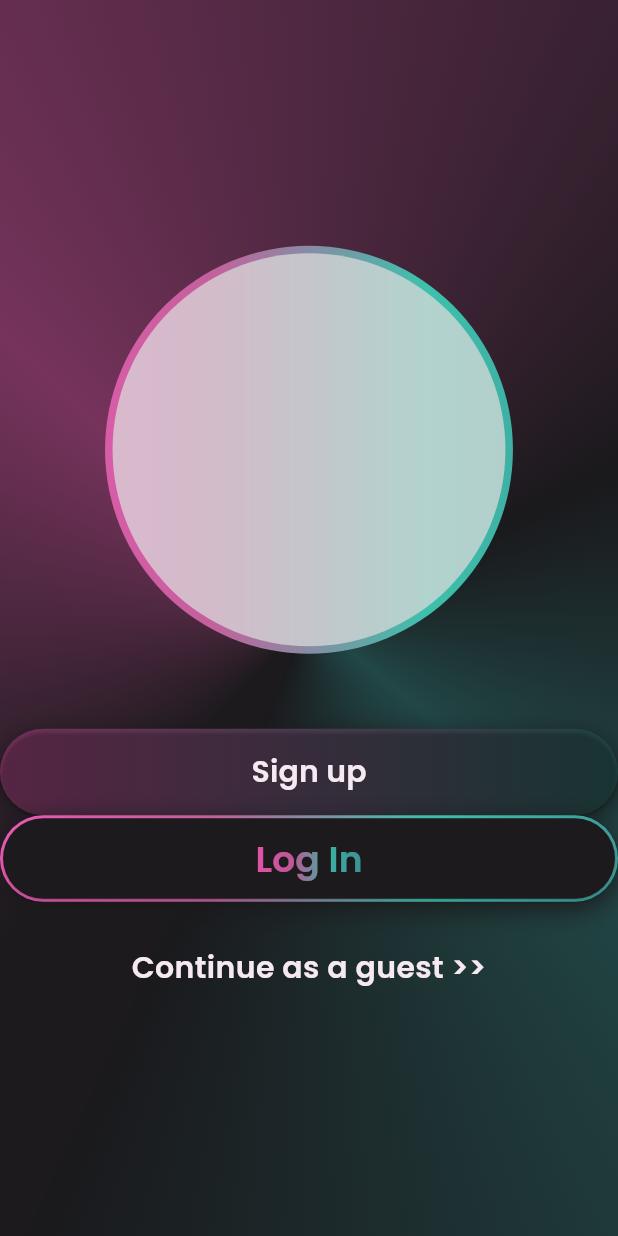
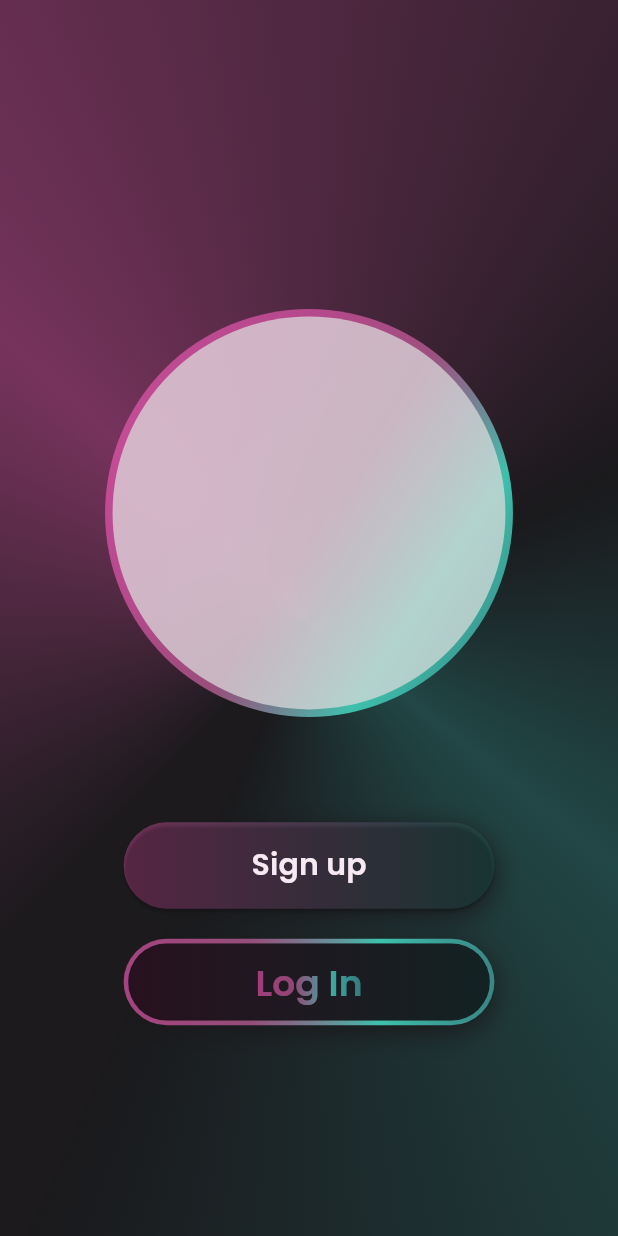
Before and after one commit to somayaSaeed/mentroV, a Flutter app: the AuthMainView screen opened directly, on a phone screen of 412 x 824 dp. Run offline on Flutter 3.47's test engine with Material 3 defaults, Android fonts, the light colour scheme and no system bars; our stand-ins replace animated_notch_bottom_bar, awesome_dialog, firebase_auth, firebase_core, font_awesome_flutter, go_router and 4 more; missing offline and left inert: flutter_facebook_auth; accounts and stored records are empty.

Commit message:
Edite AuthMainView.

```diff
--- a/lib/core/utils/app_routes.dart
+++ b/lib/core/utils/app_routes.dart
@@ -3,7 +3,7 @@ import 'package:go_router/go_router.dart';
 import 'package:mentroverso/features/feedbacks/presentation/views/feedback_view.dart';
 import 'package:mentroverso/features/grades/presentation/views/grades_view.dart';
 import 'package:mentroverso/features/home/presentation/views/home_view.dart';
-
+import 'package:mentroverso/features/registration/presentation/views/auth_main_view.dart';
 import '../../features/chatbot/presentation/views/chatbot_view.dart';
 import '../../features/interview/presentation/views/interview_view.dart';
 import '../../features/meeting/presentation/views/meeting_view.dart';
@@ -27,7 +27,6 @@ abstract  class AppRouter{
    static const kQuestionnaireView = '/kQuestionnaireView';
 
 
-// GoRouter.of(context).push(AppRouter.kUpdateProfileView);
 
 
    static final router = GoRouter(
@@ -45,7 +44,7 @@ abstract  class AppRouter{
 
       GoRoute(
         path: '/',
-        builder: (context, state) =>  const HomeView(),
+        builder: (context, state) =>  const AuthMainView(),
       ),
 
       GoRoute(
--- a/lib/core/widgets/custom_gradient_circle.dart
+++ b/lib/core/widgets/custom_gradient_circle.dart
@@ -14,12 +14,12 @@ class CustomGradientCircle extends StatelessWidget {
         shape: BoxShape.circle,
         gradient: LinearGradient(
           colors: [
-            Color(0xFFEB59B3),
-            Color(0xFFC4609C),
+            Color(0xA9EB59B3),
+            Color(0xB8C4609C),
             Color(0xFF3DC1AC),
-            Color(0xFF409C9B),
-          ],
+            Color(0xCD409C9B),  ],
           stops: [0.0, 0.34, 0.69, 1.0],
+          begin: Alignment.topCenter,
         ),
       ),
       child: Container(
--- a/lib/core/widgets/gradient_outline_button.dart
+++ b/lib/core/widgets/gradient_outline_button.dart
@@ -1,6 +1,5 @@
 import 'package:flutter/material.dart';
 import 'package:mentroverso/core/utils/color_resources.dart';
-
 import '../../features/registration/presentation/widgets/gradient_text.dart';
 import '../utils/constants.dart';
 import '../utils/themes.dart';
@@ -17,19 +16,31 @@ class GradientOutlineButton extends StatelessWidget {
 
   @override
   Widget build(BuildContext context) {
+    final containerGradient = const LinearGradient(
+      colors: [
+        Color(0xA9EB59B3),
+        Color(0xB8C4609C),
+        Color(0xFF3DC1AC),
+        Color(0xCD409C9B),
+      ],
+      stops: [0.0, 0.34, 0.69, 1.0],
+    );
+
+    final buttonGradient = const LinearGradient(
+      colors: [
+        Color(0xFF27111E),
+        Color(0xFF132223)
+
+      ],
+      stops: [0.0, 1.0],
+    );
+
     return Container(
-      width: Constant.getWidth(context)*0.6,
-      height: Constant.getHeight(context)*0.07,
+      width: Constant.getWidth(context) * 0.6,
+      height: Constant.getHeight(context) * 0.07,
       decoration: BoxDecoration(
-        gradient: const LinearGradient(
-          colors: [
-            Color(0xFFEB59B3),
-            Color(0xFFC4609C),
-            Color(0xFF3DC1AC),
-            Color(0xFF409C9B),
-          ],
-          stops: [0.0, 0.34, 0.69, 1.0],
-        ),
+        gradient: containerGradient,
+        borderRadius: BorderRadius.circular(30),
         boxShadow: [
           BoxShadow(
             color: ColorResources.darkGray,
@@ -37,29 +48,31 @@ class GradientOutlineButton extends StatelessWidget {
             offset: const Offset(0, 5),
           ),
         ],
-        borderRadius: BorderRadius.circular(30),
       ),
       child: Padding(
-        padding: const EdgeInsets.all(2.0),
+        padding: const EdgeInsets.all(3.0),
         child: ElevatedButton(
           onPressed: onPressed,
           style: ElevatedButton.styleFrom(
-            backgroundColor: ColorResources.pureBlack,
+            padding: EdgeInsets.zero,
+            backgroundColor: Colors.transparent,
+            shadowColor: Colors.transparent,
             shape: RoundedRectangleBorder(
               borderRadius: BorderRadius.circular(30),
             ),
           ),
-          child: GradientText(
-            text: text,
-            style: Styles.textStyle24,
-            gradient: const LinearGradient(
-              colors: [
-                Color(0xFFEB59B3),
-                Color(0xFFC4609C),
-                Color(0xFF3DC1AC),
-                Color(0xFF409C9B),
-              ],
-              stops: [0.0, 0.34, 0.69, 1.0],
+          child: Ink(
+            decoration: BoxDecoration(
+              gradient: buttonGradient,
+              borderRadius: BorderRadius.circular(30),
+            ),
+            child: Container(
+              alignment: Alignment.center,
+              child: GradientText(
+                text: text,
+                style: Styles.textStyle24,
+                gradient: containerGradient,
+              ),
             ),
           ),
         ),
--- a/lib/features/registration/presentation/widgets/auth_view_body.dart
+++ b/lib/features/registration/presentation/widgets/auth_view_body.dart
@@ -2,10 +2,10 @@ import 'package:flutter/material.dart';
 import 'package:go_router/go_router.dart';
 
 import '../../../../core/utils/app_routes.dart';
+import '../../../../core/utils/constants.dart';
 import '../../../../core/widgets/gradient_button.dart';
 import '../../../../core/widgets/gradient_outline_button.dart';
 import '../../../../core/widgets/custom_gradient_circle.dart';
-import 'guest_text.dart';
 
 class AuthViewBody extends StatelessWidget {
   const AuthViewBody({super.key});
@@ -13,11 +13,12 @@ class AuthViewBody extends StatelessWidget {
   @override
   Widget build(BuildContext context) {
     return Column(
-      mainAxisAlignment: MainAxisAlignment.center,
-      crossAxisAlignment: CrossAxisAlignment.stretch,
       children: [
-        const CustomGradientCircle(),
-        const SizedBox(height: 50),
+        SizedBox(height: Constant.getHeight(context) * 0.25),
+
+        CustomGradientCircle(),
+        Spacer(flex: 1,),
+
         GradientButton(
           text: 'Sign up',
           onPressed: () {
@@ -25,6 +26,8 @@ class AuthViewBody extends StatelessWidget {
 
           },
         ),
+        SizedBox(height: 20,),
+        // const SizedBox(height: 50),
         GradientOutlineButton(
           text: 'Log In',
 
@@ -32,12 +35,9 @@ class AuthViewBody extends StatelessWidget {
             GoRouter.of(context).push(AppRouter.kLogIn);
           },
         ),
-        const SizedBox(height: 30),
-        ContinueAsGuestText(
-          onTap: () {
+        Spacer(flex: 2,),
 
-          },
-        )
+
       ],
     );
   }
```
